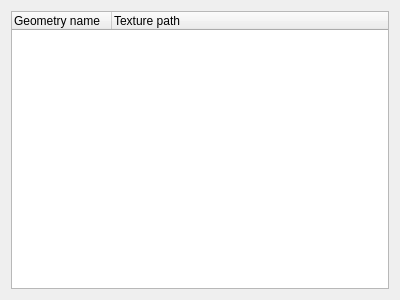
This is src/wte/ui/SkinEditDialog.ui in spiricn/Wt as Qt 5 draws it before an edit. The edited form follows.
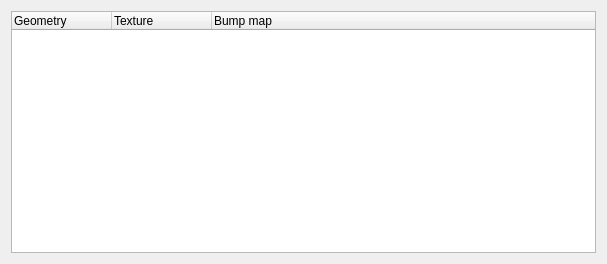
This is the edited form.

Commit message: Normal maps added to skin editor, deferred model rendering now supports normal mapping.

```diff
--- a/src/wte/ui/SkinEditDialog.ui
+++ b/src/wte/ui/SkinEditDialog.ui
@@ -6,8 +6,8 @@
    <rect>
     <x>0</x>
     <y>0</y>
-    <width>400</width>
-    <height>300</height>
+    <width>607</width>
+    <height>264</height>
    </rect>
   </property>
   <property name="windowTitle">
@@ -21,12 +21,17 @@
      </property>
      <column>
       <property name="text">
-       <string>Geometry name</string>
+       <string>Geometry</string>
       </property>
      </column>
      <column>
       <property name="text">
-       <string>Texture path</string>
+       <string>Texture</string>
+      </property>
+     </column>
+     <column>
+      <property name="text">
+       <string>Bump map</string>
       </property>
      </column>
     </widget>
```
The commit also changes 4 other files.
